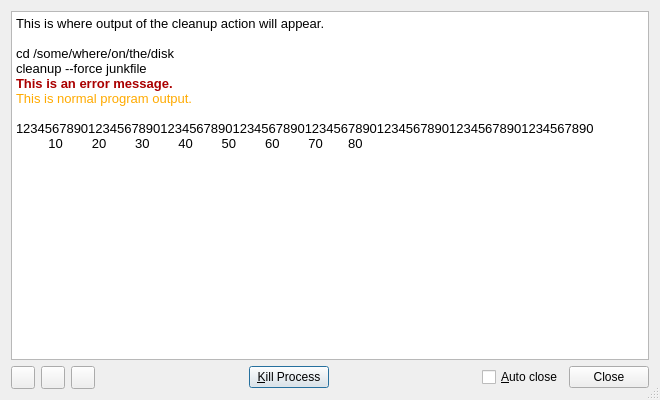
The window that src/output-window.ui (Lithopsian/qt6dirstat) describes before a commit, drawn with Qt 5.
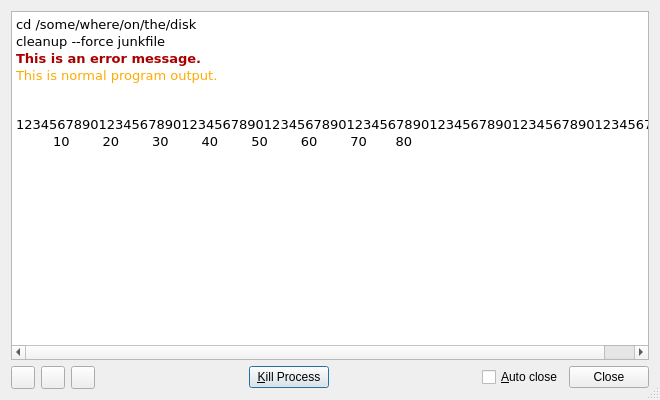
The same window after the commit. Icons and pictures are not drawn.

What changed in the file:
```diff
--- a/src/output-window.ui
+++ b/src/output-window.ui
@@ -31,15 +31,13 @@
 &lt;html&gt;&lt;head&gt;&lt;meta name=&quot;qrichtext&quot; content=&quot;1&quot; /&gt;&lt;style type=&quot;text/css&quot;&gt;
 p, li { white-space: pre-wrap; }
 &lt;/style&gt;&lt;/head&gt;&lt;body style=&quot; font-family:'Sans'; font-size:10pt; font-weight:400; font-style:normal;&quot;&gt;
-&lt;p style=&quot; margin-top:0px; margin-bottom:0px; margin-left:0px; margin-right:0px; -qt-block-indent:0; text-indent:0px;&quot;&gt;&lt;span style=&quot; font-family:'monospace';&quot;&gt;This is where output of the cleanup action will appear.&lt;/span&gt;&lt;/p&gt;
-&lt;p style=&quot;-qt-paragraph-type:empty; margin-top:0px; margin-bottom:0px; margin-left:0px; margin-right:0px; -qt-block-indent:0; text-indent:0px; font-family:'monospace';&quot;&gt;&lt;br /&gt;&lt;/p&gt;
-&lt;p style=&quot; margin-top:0px; margin-bottom:0px; margin-left:0px; margin-right:0px; -qt-block-indent:0; text-indent:0px;&quot;&gt;&lt;span style=&quot; font-family:'monospace';&quot;&gt;cd /some/where/on/the/disk&lt;/span&gt;&lt;/p&gt;
-&lt;p style=&quot; margin-top:0px; margin-bottom:0px; margin-left:0px; margin-right:0px; -qt-block-indent:0; text-indent:0px;&quot;&gt;&lt;span style=&quot; font-family:'monospace';&quot;&gt;cleanup --force junkfile&lt;/span&gt;&lt;/p&gt;
-&lt;p style=&quot; margin-top:0px; margin-bottom:0px; margin-left:0px; margin-right:0px; -qt-block-indent:0; text-indent:0px;&quot;&gt;&lt;span style=&quot; font-family:'monospace'; font-weight:600; color:#aa0000;&quot;&gt;This is an error message.&lt;/span&gt;&lt;/p&gt;
-&lt;p style=&quot; margin-top:0px; margin-bottom:0px; margin-left:0px; margin-right:0px; -qt-block-indent:0; text-indent:0px;&quot;&gt;&lt;span style=&quot; font-family:'monospace'; color:#ffaa00;&quot;&gt;This is normal program output.&lt;/span&gt;&lt;/p&gt;
-&lt;p style=&quot;-qt-paragraph-type:empty; margin-top:0px; margin-bottom:0px; margin-left:0px; margin-right:0px; -qt-block-indent:0; text-indent:0px; font-family:'monospace';&quot;&gt;&lt;br /&gt;&lt;/p&gt;
-&lt;p style=&quot; margin-top:0px; margin-bottom:0px; margin-left:0px; margin-right:0px; -qt-block-indent:0; text-indent:0px;&quot;&gt;&lt;span style=&quot; font-family:'monospace';&quot;&gt;12345678901234567890123456789012345678901234567890123456789012345678901234567890&lt;/span&gt;&lt;/p&gt;
-&lt;p style=&quot; margin-top:0px; margin-bottom:0px; margin-left:0px; margin-right:0px; -qt-block-indent:0; text-indent:0px;&quot;&gt;&lt;span style=&quot; font-family:'monospace';&quot;&gt;         10        20        30        40        50        60        70       80&lt;/span&gt;&lt;/p&gt;&lt;/body&gt;&lt;/html&gt;</string>
+&lt;pre style=&quot; margin-top:0px; margin-bottom:0px; margin-left:0px; margin-right:0px; -qt-block-indent:0; text-indent:0px;&quot;&gt;&lt;span style=&quot; font-family:'monospace';&quot;&gt;cd /some/where/on/the/disk&lt;/span&gt;&lt;/pre&gt;
+&lt;pre style=&quot; margin-top:0px; margin-bottom:0px; margin-left:0px; margin-right:0px; -qt-block-indent:0; text-indent:0px;&quot;&gt;&lt;span style=&quot; font-family:'monospace';&quot;&gt;cleanup --force junkfile&lt;/span&gt;&lt;/pre&gt;
+&lt;pre style=&quot; margin-top:0px; margin-bottom:0px; margin-left:0px; margin-right:0px; -qt-block-indent:0; text-indent:0px;&quot;&gt;&lt;span style=&quot; font-family:'monospace'; font-weight:600; color:#aa0000;&quot;&gt;This is an error message.&lt;/span&gt;&lt;/pre&gt;
+&lt;pre style=&quot; margin-top:0px; margin-bottom:0px; margin-left:0px; margin-right:0px; -qt-block-indent:0; text-indent:0px;&quot;&gt;&lt;span style=&quot; font-family:'monospace'; color:#ffaa00;&quot;&gt;This is normal program output.&lt;/span&gt;&lt;/pre&gt;
+&lt;pre style=&quot; margin-top:0px; margin-bottom:0px; margin-left:0px; margin-right:0px; -qt-block-indent:0; text-indent:0px;&quot;&gt;&lt;span style=&quot; font-family:'monospace';&quot;&gt;&lt;br /&gt;&lt;/span&gt;&lt;/pre&gt;
+&lt;pre style=&quot; margin-top:0px; margin-bottom:0px; margin-left:0px; margin-right:0px; -qt-block-indent:0; text-indent:0px;&quot;&gt;&lt;span style=&quot; font-family:'monospace';&quot;&gt;12345678901234567890123456789012345678901234567890123456789012345678901234567890&lt;/span&gt;&lt;/pre&gt;
+&lt;pre style=&quot; margin-top:0px; margin-bottom:0px; margin-left:0px; margin-right:0px; -qt-block-indent:0; text-indent:0px;&quot;&gt;&lt;span style=&quot; font-family:'monospace';&quot;&gt;         10        20        30        40        50        60        70       80&lt;/span&gt;&lt;/pre&gt;&lt;/body&gt;&lt;/html&gt;</string>
      </property>
      <property name="textInteractionFlags">
       <set>Qt::LinksAccessibleByMouse|Qt::TextSelectableByKeyboard|Qt::TextSelectableByMouse</set>
```
